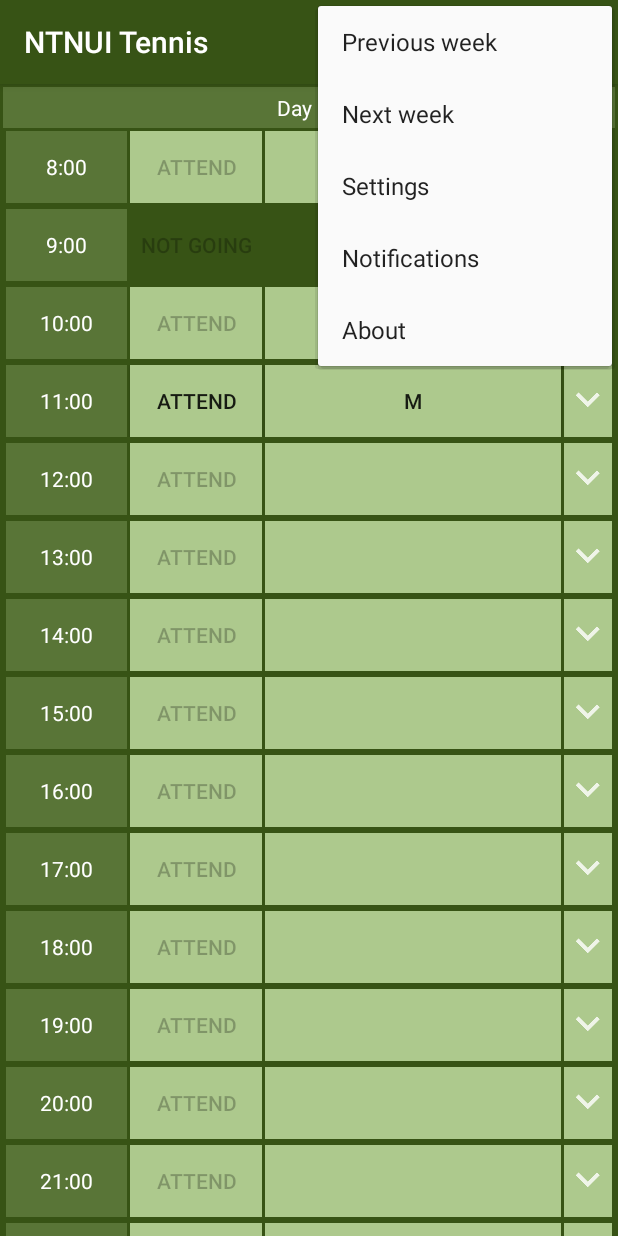
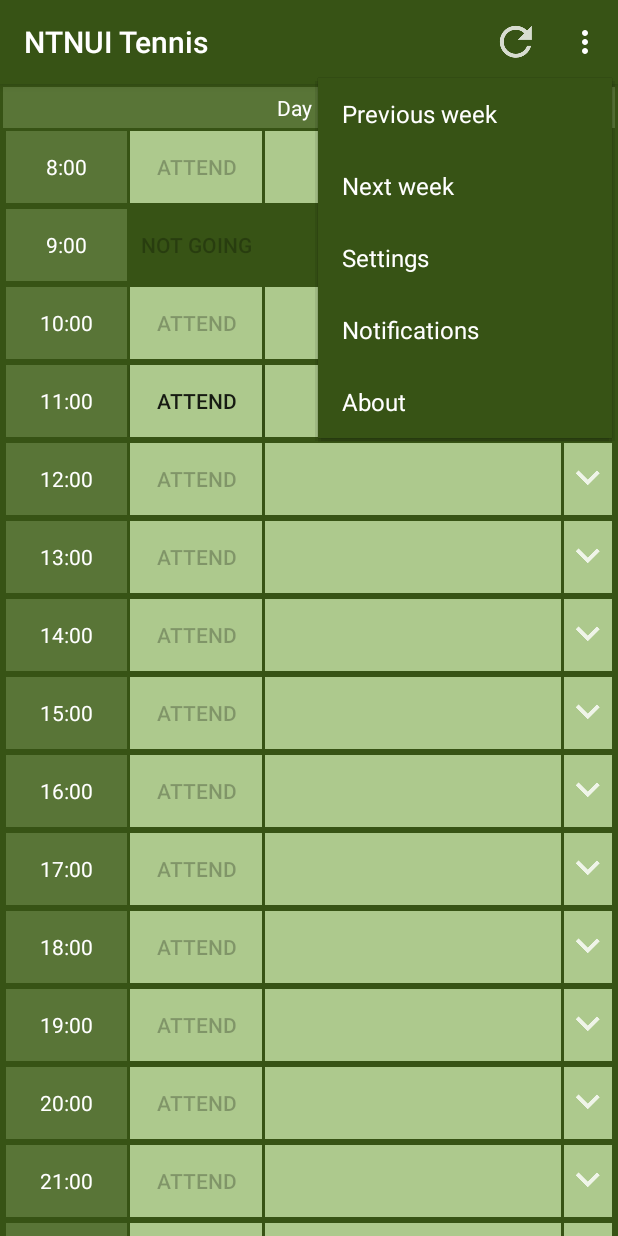
Before and after one commit to DanglingPointer/NTNUI-Tennis, an Android app: the screen it shows after launch (PagerActivity), with the options menu open, on a phone screen of 412 x 824 dp. Run offline under Robolectric (Android 15) with nearby library versions, the phone set to English and light mode, and no system bars.

Commit message:
correct popup menu background, but wrong one on press

```diff
--- /dev/null
+++ b/App/NtnuiTennis/app/src/main/res/drawable/dropdown_menu_background.xml
@@ -0,0 +1,9 @@
+<?xml version="1.0" encoding="utf-8"?>
+<selector xmlns:android="http://schemas.android.com/apk/res/android">
+    <item
+        android:drawable="@color/darkGreen"
+        android:state_pressed="false"/>
+    <item
+        android:drawable="@color/green"
+        android:state_pressed="true"/>
+</selector>
--- a/App/NtnuiTennis/app/src/main/res/values/styles.xml
+++ b/App/NtnuiTennis/app/src/main/res/values/styles.xml
@@ -6,6 +6,17 @@
         <item name="colorPrimary">@color/darkGreen</item>
         <item name="colorPrimaryDark">@color/extraDarkGreen</item>
         <item name="colorAccent">@color/lightGreen</item>
+        <item name="actionBarPopupTheme">@style/DropDownMenuStyle</item>
     </style>
 
+    <style name="DropDownMenuStyle" parent="Widget.AppCompat.PopupMenu.Overflow">
+        <!--<item name="android:popupMenuStyle">@drawable/dropdown_menu_background</item>-->
+        <item name="android:background">?attr/colorPrimary</item>
+        <item name="overlapAnchor">false</item>
+    </style>
+
+    <!--<style name="DropDownItemStyle">-->
+        <!--<item name="android:background">@drawable/dropdown_menu_background</item>-->
+    <!--</style>-->
+
 </resources>
```
